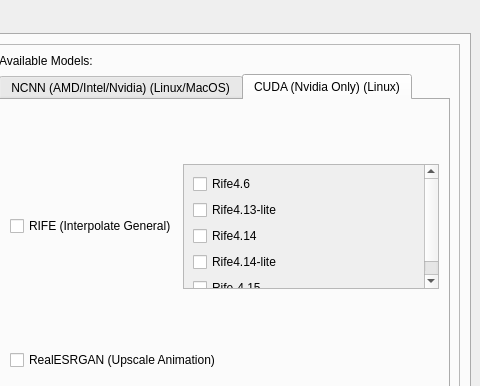
Qt form mainwindow.ui (TNTwise/REAL-Video-Enhancer) before a commit; both pictures show x 714 to 1194 and y 0 to 386 of the 1194 by 885 pixel window.
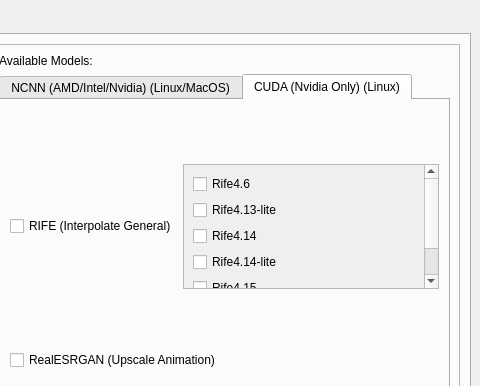
The same form after that commit. The open tabs and pages were chosen to show the change. Icons and pictures are not drawn.

The edit to the form file:
```diff
--- a/mainwindow.ui
+++ b/mainwindow.ui
@@ -930,9 +930,9 @@
                         <property name="geometry">
                          <rect>
                           <x>0</x>
-                          <y>0</y>
+                          <y>-69</y>
                           <width>242</width>
-                          <height>162</height>
+                          <height>192</height>
                          </rect>
                         </property>
                         <layout class="QVBoxLayout" name="verticalLayout_9">
@@ -967,7 +967,14 @@
                          <item>
                           <widget class="QCheckBox" name="rife415CUDA">
                            <property name="text">
-                            <string>Rife-4.15</string>
+                            <string>Rife4.15</string>
+                           </property>
+                          </widget>
+                         </item>
+                         <item>
+                          <widget class="QCheckBox" name="rife416liteCUDA">
+                           <property name="text">
+                            <string>Rife4.16-lite</string>
                            </property>
                           </widget>
                          </item>
```
